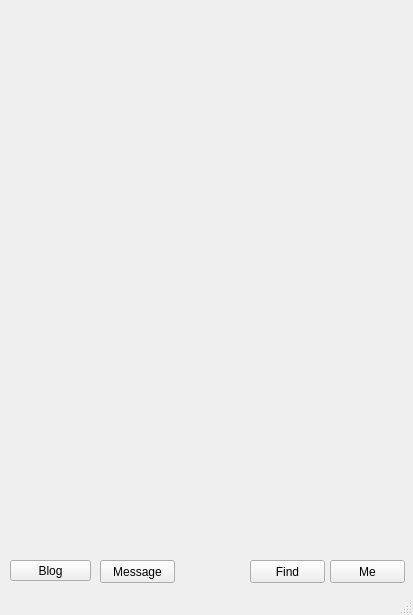
The window that BLOG_WIN_CLIENT/mainwindow.ui (shughuangQQQ/BLOG) describes before a commit, drawn with Qt 5.
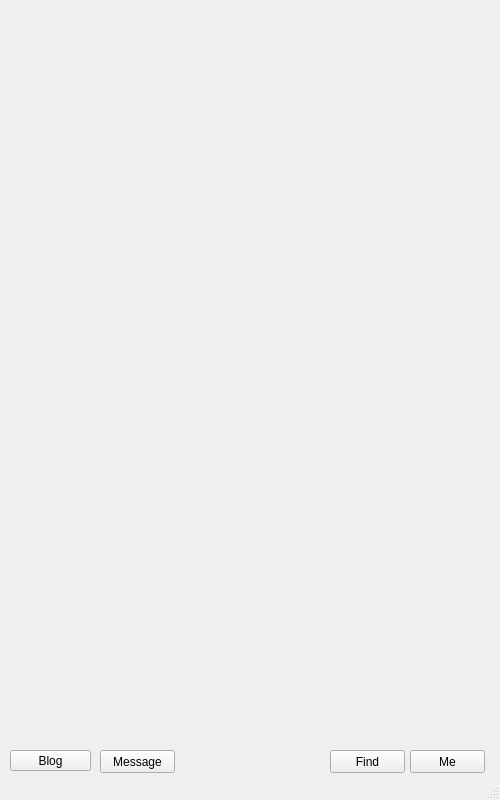
The same window after the commit.

Diff of the .ui file:
```diff
--- a/BLOG_WIN_CLIENT/mainwindow.ui
+++ b/BLOG_WIN_CLIENT/mainwindow.ui
@@ -6,8 +6,8 @@
    <rect>
     <x>0</x>
     <y>0</y>
-    <width>413</width>
-    <height>615</height>
+    <width>500</width>
+    <height>800</height>
    </rect>
   </property>
   <property name="windowTitle">
@@ -15,10 +15,13 @@
   </property>
   <widget class="QWidget" name="centralWidget">
    <widget class="QPushButton" name="pushButton">
+    <property name="enabled">
+     <bool>true</bool>
+    </property>
     <property name="geometry">
      <rect>
       <x>10</x>
-      <y>560</y>
+      <y>750</y>
       <width>81</width>
       <height>21</height>
      </rect>
@@ -31,7 +34,7 @@
     <property name="geometry">
      <rect>
       <x>100</x>
-      <y>560</y>
+      <y>750</y>
       <width>75</width>
       <height>23</height>
      </rect>
@@ -43,8 +46,8 @@
    <widget class="QPushButton" name="pushButton_3">
     <property name="geometry">
      <rect>
-      <x>250</x>
-      <y>560</y>
+      <x>330</x>
+      <y>750</y>
       <width>75</width>
       <height>23</height>
      </rect>
@@ -56,8 +59,8 @@
    <widget class="QPushButton" name="pushButton_4">
     <property name="geometry">
      <rect>
-      <x>330</x>
-      <y>560</y>
+      <x>410</x>
+      <y>750</y>
       <width>75</width>
       <height>23</height>
      </rect>
```
